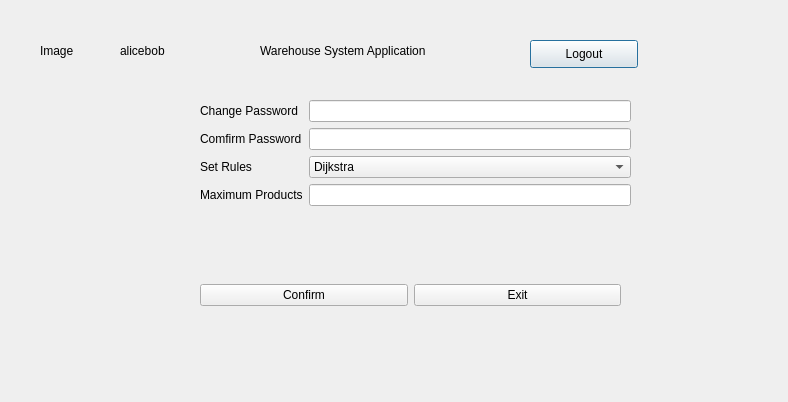
Qt form qt_designer/profile.ui (QUAFFquaff/Warehouse-Navigation-Application) before a commit.
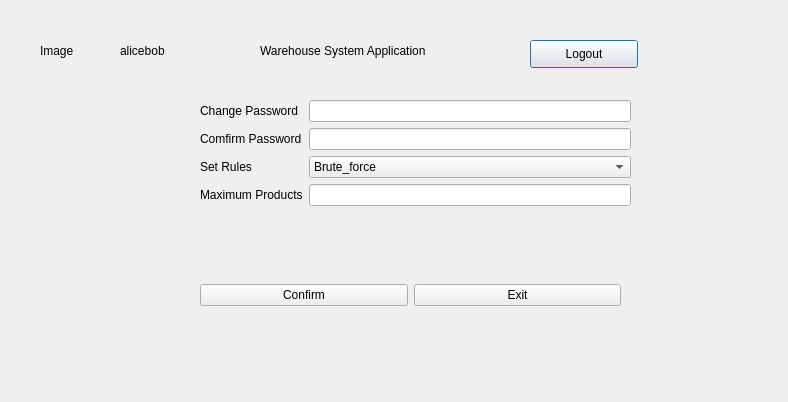
The same form after that commit.

Diff of the .ui file:
```diff
--- a/qt_designer/profile.ui
+++ b/qt_designer/profile.ui
@@ -120,7 +120,12 @@
      <widget class="QComboBox" name="comboBox_set_rules">
       <item>
        <property name="text">
-        <string>Dijkstra</string>
+        <string>Brute_force</string>
+       </property>
+      </item>
+      <item>
+       <property name="text">
+        <string>Greedy_nn</string>
        </property>
       </item>
      </widget>
```
